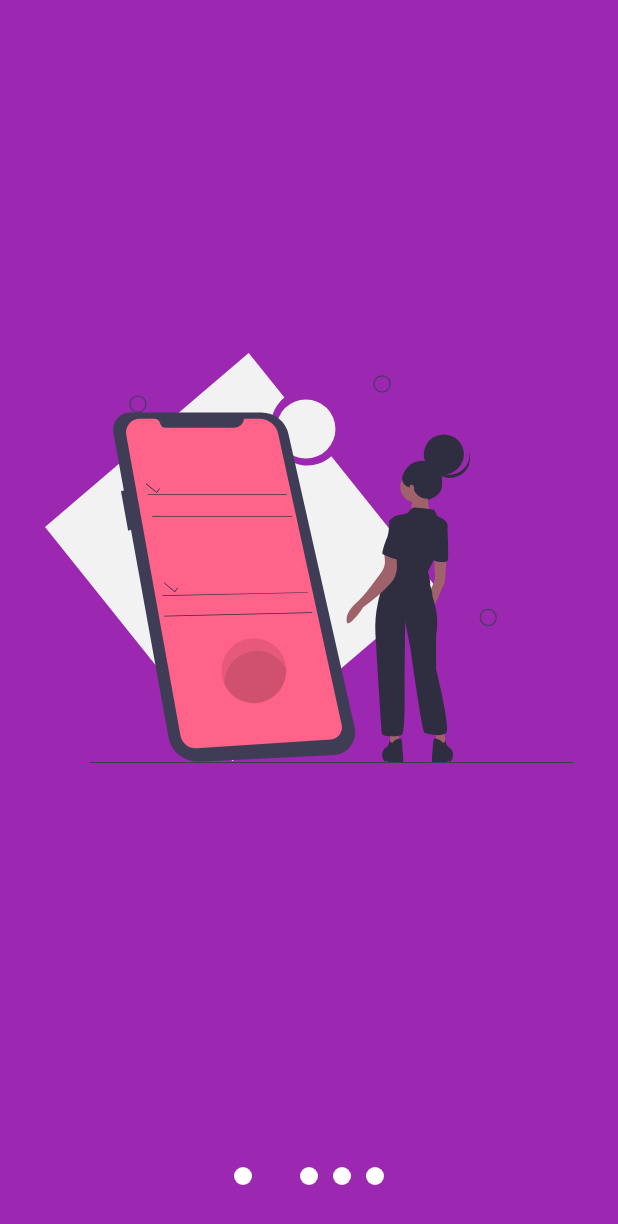
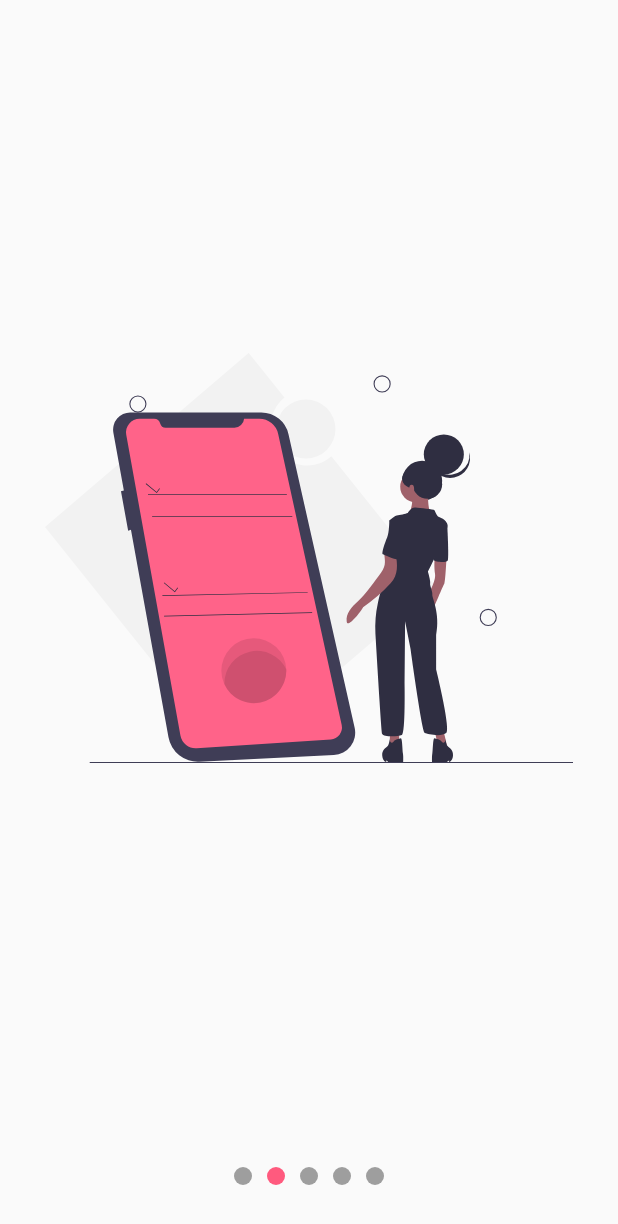
Before and after one commit to goncalveshigino/Anima-es, a Flutter app: the screen it shows after launch, swiped to page 2, on a phone screen of 412 x 824 dp. Shown: the top 1224 px of the screen. Run offline on Flutter 3.47's test engine with Material 2 defaults, Android fonts, the phone set to English and light mode, and no system bars; our stand-ins replace flutter_svg.

Commit message:
Configurações usando provider

```diff
--- a/lib/src/pages/slideshow_page.dart
+++ b/lib/src/pages/slideshow_page.dart
@@ -6,9 +6,9 @@ class SlideShowPage extends StatelessWidget {
   @override
   Widget build(BuildContext context) {
     return Scaffold(
-      backgroundColor: Colors.purple,
       body: Center(
         child: Slideshow(
+          primaryColor: Color(0xffFF5A7E),
           pontosAcima: false,
           slides: [
             SvgPicture.asset('assets/images/slide-1.svg'),
--- a/lib/src/widgets/slideshow.dart
+++ b/lib/src/widgets/slideshow.dart
@@ -1,4 +1,4 @@
-import 'package:animacoes/src/models/slider_model.dart';
+
 import 'package:flutter/material.dart';
 import 'package:provider/provider.dart';
 
@@ -14,20 +14,46 @@ class Slideshow extends StatelessWidget {
       @required this.slides,
       this.pontosAcima = false,
       this.primaryColor = Colors.purple,
-      this.secundColor = Colors.white
+      this.secundColor = Colors.grey
     }
   );
 
   @override
   Widget build(BuildContext context) {
     return ChangeNotifierProvider(
-      create: (_) => new SliderModel(),
+      create: (_) => new _SliderModel(),
       child: SafeArea(
           child: Center(
-          child: Column(
+          child: Builder(
+            builder: (BuildContext context){
+
+             Provider.of<_SliderModel>(context)._primaryColor = this.primaryColor;
+             Provider.of<_SliderModel>(context)._secundColor = this.secundColor;
+              return  _CrearEstructuraSlideshow(pontosAcima: pontosAcima, slides: slides);
+            },
+          ),
+        ),
+      ),
+    );
+  }
+}
+
+class _CrearEstructuraSlideshow extends StatelessWidget {
+  const _CrearEstructuraSlideshow({
+
+    @required this.pontosAcima,
+    @required this.slides,
+  });
+
+  final bool pontosAcima;
+  final List<Widget> slides;
+
+  @override
+  Widget build(BuildContext context) {
+    return Column(
       children: [
         if( this.pontosAcima)
-                  _Dots( this.slides.length, this.primaryColor, this.secundColor),
+            _Dots( this.slides.length),
 
 
 
@@ -36,11 +62,8 @@ class Slideshow extends StatelessWidget {
         ),
 
          if( !this.pontosAcima)
-                  _Dots( this.slides.length, this.primaryColor, this.secundColor),
+            _Dots( this.slides.length),
       ],
-          ),
-        ),
-      ),
     );
   }
 }
@@ -49,10 +72,9 @@ class Slideshow extends StatelessWidget {
 class _Dots extends StatelessWidget {
 
  final int totalslides;
- final Color primaryColor;
- final Color secundColor;
 
-_Dots(this.totalslides, this.primaryColor,this.secundColor);
+
+_Dots(this.totalslides);
 
   @override
   Widget build(BuildContext context) {
@@ -61,8 +83,7 @@ _Dots(this.totalslides, this.primaryColor,this.secundColor);
        height: 80,
        child: Row(
          mainAxisAlignment: MainAxisAlignment.center,
-
-          children: List.generate(this.totalslides, (i) => _Dot(i, this.primaryColor, this.secundColor)),
+          children: List.generate(this.totalslides, (i) => _Dot(i)),
        ),
     );
   }
@@ -71,15 +92,14 @@ _Dots(this.totalslides, this.primaryColor,this.secundColor);
 class _Dot extends StatelessWidget {
 
   final int index;
-  final Color primaryColor;
-  final Color secundColor;
 
-  const _Dot( this.index, this.primaryColor, this.secundColor);
+
+  const _Dot( this.index, );
 
   @override
   Widget build(BuildContext context) {
 
-  final pageViewIndex = Provider.of<SliderModel>(context).currentPage;
+  final ssModel = Provider.of<_SliderModel>(context);
 
     return AnimatedContainer(
       duration: Duration( milliseconds: 200),
@@ -88,7 +108,8 @@ class _Dot extends StatelessWidget {
         width: 12,
         margin: EdgeInsets.symmetric(horizontal: 5),
         decoration: BoxDecoration(
-          color: ( pageViewIndex >= index - 0.5 &&  pageViewIndex < index + 0.5) ? primaryColor : secundColor,
+          color: ( ssModel._currentPage >= index - 0.5 &&  ssModel._currentPage < index + 0.5)
+                  ? ssModel._primaryColor : ssModel._secundColor,
           shape: BoxShape.circle
         ),
       ),
@@ -121,7 +142,7 @@ class __SlidesState extends State<_Slides> {
 
 
        //Usar p provider para atualizar
-       Provider.of<SliderModel>(context, listen: false).currentPage = pageViewController.page;
+       Provider.of<_SliderModel>(context, listen: false).currentPage = pageViewController.page;
 
     });
   }
@@ -160,3 +181,31 @@ class _Slide extends StatelessWidget {
     );
   }
 }
+
+
+class _SliderModel extends ChangeNotifier{
+
+  double _currentPage = 0;
+  Color _primaryColor = Colors.blue;
+  Color _secundColor = Colors.grey;
+
+
+  double get currentPage  => this._currentPage;
+  set currentPage( double pagina){
+    this._currentPage = pagina;
+    notifyListeners();
+  }
+
+  Color get primaryColor => this._primaryColor;
+  set primaryColor( Color color) {
+    this._primaryColor =  color;
+    notifyListeners();
+  }
+
+  Color get secundColor => this._secundColor;
+  set secundColor( Color color) {
+    this._secundColor = color;
+    notifyListeners();
+  }
+
+}
```
Lines whose indentation alone changed are shown as unchanged.
